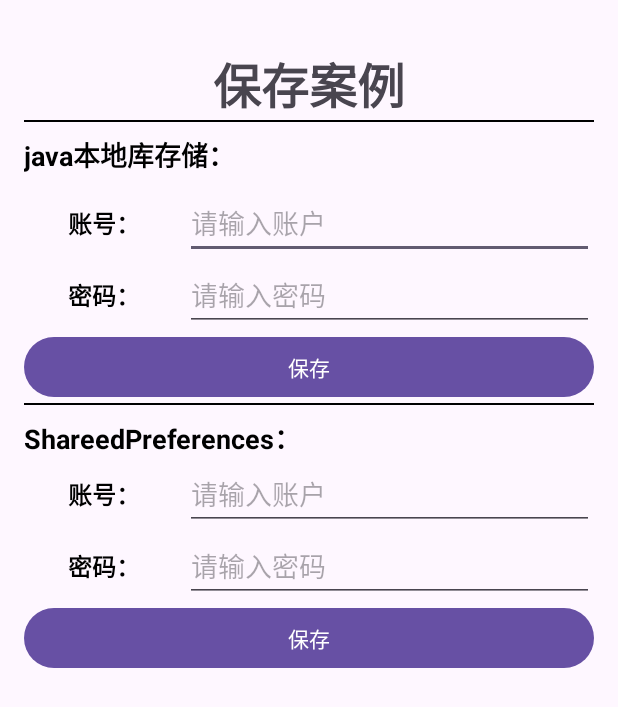
After one commit to NOOB-P/Android_learning, an Android app built with Jetpack Compose: the save_acount screen opened directly, with no data from a screen before it, on a phone screen of 412 x 824 dp. The commit adds this screen. Shown: the top 707 px of the screen. Run offline under Robolectric (Android 15) with nearby library versions, the phone set to English and light mode, and no system bars; network calls fail; 1 statement that could not run was skipped.

Commit message:
完成第五个案例简单存储

```diff
--- a/app/src/main/AndroidManifest.xml
+++ b/app/src/main/AndroidManifest.xml
@@ -12,6 +12,9 @@
         android:supportsRtl="true"
         android:theme="@style/Theme.Android_leraning"
         tools:targetApi="31">
+        <activity
+            android:name=".save_acount"
+            android:exported="false" />
         <activity
             android:name=".Takeaway_menu"
             android:exported="false" />
--- a/app/src/main/java/com/example/android_leraning/MainActivity.java
+++ b/app/src/main/java/com/example/android_leraning/MainActivity.java
@@ -46,7 +46,8 @@ public class MainActivity extends AppCompatActivity implements View.OnClickListe
             Intent intent = new Intent(this, Takeaway_menu.class);
             startActivity(intent);
         }else if(view.getId() == R.id.Btn_account_save){
-
+            Intent intent = new Intent(this, save_acount.class);
+            startActivity(intent);
         }else if(view.getId() == R.id.Btn_cantact_query){
 
         }
--- /dev/null
+++ b/app/src/main/java/com/example/android_leraning/save_acount.java
@@ -0,0 +1,89 @@
+package com.example.android_leraning;
+
+import android.content.SharedPreferences;
+import android.os.Bundle;
+import android.util.Log;
+import android.view.View;
+import android.widget.Toast;
+
+import androidx.appcompat.app.AppCompatActivity;
+
+import com.example.android_leraning.databinding.ActivitySvaeAcountBinding;
+
+import java.io.FileInputStream;
+import java.io.FileNotFoundException;
+import java.io.FileOutputStream;
+import java.io.IOException;
+
+public class save_acount extends AppCompatActivity implements View.OnClickListener {
+
+    ActivitySvaeAcountBinding binding;
+    @Override
+    protected void onCreate(Bundle savedInstanceState) {
+        super.onCreate(savedInstanceState);
+        binding = ActivitySvaeAcountBinding.inflate(getLayoutInflater());
+        setContentView(binding.getRoot());
+
+        try {
+            readData();
+        } catch (IOException e) {
+            Log.e("mieye",e.toString());
+        }
+        binding.BtnSave1.setOnClickListener(this);
+        binding.BtnSave2.setOnClickListener(this);
+    }
+
+    public void readData() throws IOException {
+        SharedPreferences sp = getSharedPreferences("data", MODE_PRIVATE);
+        String account = sp.getString("account", null);
+        String password = sp.getString("password", null);
+        if(!account.isEmpty() && !password.isEmpty()){
+            binding.editAccount2.setText(account);
+            binding.editPassword2.setText(password);
+        }
+
+        FileInputStream fis = openFileInput("data1");
+        byte[] content = new byte[fis.available()];
+        fis.read(content);
+        String user = new String(content);
+        account = user.split(" ")[0];
+        password = user.split(" ")[1];
+        if(!account.isEmpty() && !password.isEmpty()){
+            binding.editAccount1.setText(account);
+            binding.editPassword1.setText(password);
+        }
+    }
+    @Override
+    public void onClick(View view) {
+        if(view.getId() == binding.BtnSave1.getId()){
+            String account = binding.editAccount1.getText().toString().trim();
+            String password = binding.editPassword1.getText().toString().trim();
+            if(!account.isEmpty() && !password.isEmpty()){
+                try {
+                    FileOutputStream fos = openFileOutput("data1", MODE_PRIVATE);
+                    fos.write(account.getBytes());
+                    fos.write(" ".getBytes());
+                    fos.write(password.getBytes());
+                } catch (IOException e) {
+                    throw new RuntimeException(e);
+                }
+                Toast.makeText(this, "保存成功", Toast.LENGTH_SHORT).show();
+            }else{
+                Toast.makeText(this, "账号密码为空", Toast.LENGTH_SHORT).show();
+            }
+        }else if(view.getId() == binding.BtnSave2.getId()){
+            String account = binding.editAccount2.getText().toString().trim();
+            String password = binding.editPassword2.getText().toString().trim();
+            if(!account.isEmpty() && !password.isEmpty()){
+                SharedPreferences sp = getSharedPreferences("data", MODE_PRIVATE);
+                SharedPreferences.Editor editor = sp.edit();
+                editor.putString("account", account);
+                editor.putString("password", password);
+                editor.commit();
+                Toast.makeText(this, "保存成功", Toast.LENGTH_SHORT).show();
+            }else{
+                Toast.makeText(this, "账号密码为空", Toast.LENGTH_SHORT).show();
+            }
+        }
+    }
+}
--- /dev/null
+++ b/app/src/main/res/layout/activity_svae_acount.xml
@@ -0,0 +1,159 @@
+<?xml version="1.0" encoding="utf-8"?>
+<androidx.constraintlayout.widget.ConstraintLayout xmlns:android="http://schemas.android.com/apk/res/android"
+    xmlns:app="http://schemas.android.com/apk/res-auto"
+    xmlns:tools="http://schemas.android.com/tools"
+    android:id="@+id/main"
+    android:layout_width="match_parent"
+    android:layout_height="match_parent"
+    tools:context=".save_acount">
+
+    <LinearLayout
+        android:layout_marginHorizontal="16dp"
+        android:layout_width="match_parent"
+        android:layout_height="match_parent"
+        android:orientation="vertical">
+        <TextView
+            android:layout_width="match_parent"
+            android:layout_height="wrap_content"
+            android:layout_marginTop="32dp"
+            android:textStyle="bold"
+            android:textSize="32sp"
+            android:gravity="center"
+            android:text="保存案例"/>
+        <View style="@style/hline"/>
+
+        <TextView
+            android:textStyle="bold"
+            android:textColor="@color/black"
+            android:textSize="18sp"
+            android:layout_marginTop="8dp"
+            android:layout_width="match_parent"
+            android:layout_height="wrap_content"
+            android:text="java本地库存储：" />
+
+        <LinearLayout
+            android:layout_marginTop="8dp"
+            android:layout_width="match_parent"
+            android:layout_height="wrap_content"
+            android:orientation="horizontal">
+
+            <TextView
+                android:textSize="16sp"
+                android:textColor="@color/black"
+                android:textStyle="bold"
+                android:gravity="center"
+                android:layout_width="wrap_content"
+                android:layout_height="wrap_content"
+                android:layout_weight="1"
+                android:text="账号：" />
+
+            <EditText
+                android:id="@+id/edit_account1"
+                android:layout_width="wrap_content"
+                android:layout_height="wrap_content"
+                android:layout_weight="1"
+                android:ems="10"
+                android:inputType="text"
+                android:hint="请输入账户"/>
+        </LinearLayout>
+
+        <LinearLayout
+            android:layout_width="match_parent"
+            android:layout_height="wrap_content"
+            android:orientation="horizontal">
+
+            <TextView
+                android:textSize="16sp"
+                android:textColor="@color/black"
+                android:textStyle="bold"
+                android:gravity="center"
+                android:layout_width="wrap_content"
+                android:layout_height="wrap_content"
+                android:layout_weight="1"
+                android:text="密码：" />
+
+            <EditText
+                android:id="@+id/edit_password1"
+                android:layout_width="wrap_content"
+                android:layout_height="wrap_content"
+                android:layout_weight="1"
+                android:ems="10"
+                android:inputType="textPassword"
+                android:hint="请输入密码"/>
+
+        </LinearLayout>
+
+        <Button
+            android:id="@+id/Btn_save1"
+            android:layout_width="match_parent"
+            android:layout_height="wrap_content"
+            android:text="保存" />
+
+        <View style="@style/hline"/>
+
+        <TextView
+            android:textStyle="bold"
+            android:textColor="@color/black"
+            android:textSize="18sp"
+            android:layout_marginTop="8dp"
+            android:layout_width="match_parent"
+            android:layout_height="wrap_content"
+            android:text="ShareedPreferences：" />
+
+        <LinearLayout
+            android:layout_width="match_parent"
+            android:layout_height="wrap_content"
+            android:orientation="horizontal">
+
+            <TextView
+                android:textSize="16sp"
+                android:textColor="@color/black"
+                android:textStyle="bold"
+                android:gravity="center"
+                android:layout_width="wrap_content"
+                android:layout_height="wrap_content"
+                android:layout_weight="1"
+                android:text="账号：" />
+
+            <EditText
+                android:id="@+id/edit_account2"
+                android:layout_width="wrap_content"
+                android:layout_height="wrap_content"
+                android:layout_weight="1"
+                android:ems="10"
+                android:inputType="text"
+                android:hint="请输入账户"/>
+        </LinearLayout>
+
+        <LinearLayout
+            android:layout_width="match_parent"
+            android:layout_height="wrap_content"
+            android:orientation="horizontal">
+
+            <TextView
+                android:textSize="16sp"
+                android:textColor="@color/black"
+                android:textStyle="bold"
+                android:gravity="center"
+                android:layout_width="wrap_content"
+                android:layout_height="wrap_content"
+                android:layout_weight="1"
+                android:text="密码：" />
+
+            <EditText
+                android:id="@+id/edit_password2"
+                android:layout_width="wrap_content"
+                android:layout_height="wrap_content"
+                android:layout_weight="1"
+                android:ems="10"
+                android:inputType="textPassword"
+                android:hint="请输入密码"/>
+        </LinearLayout>
+
+        <Button
+            android:id="@+id/Btn_save2"
+            android:layout_width="match_parent"
+            android:layout_height="wrap_content"
+            android:text="保存" />
+    </LinearLayout>
+</androidx.constraintlayout.widget.ConstraintLayout>
--- a/app/src/main/res/layout/activity_takeaway_menu.xml
+++ b/app/src/main/res/layout/activity_takeaway_menu.xml
@@ -65,7 +65,7 @@
                     android:textColor="@color/black"
                     android:layout_marginTop="16dp"
                     android:layout_width="match_parent"
-                    android:layout_height="wrap_content"
+                    android:layout_height="32dp"
                     android:focusable="true"
                     android:textStyle="bold"
                     android:text="点餐" />
@@ -76,7 +76,7 @@
                     android:id="@+id/tv_recommend"
                     android:layout_marginTop="16dp"
                     android:layout_width="match_parent"
-                    android:layout_height="wrap_content"
+                    android:layout_height="32dp"
                     android:focusable="true"
                     android:textStyle="bold"
                     android:text="推荐" />
```
